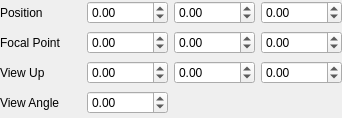
Qt form Qt/Components/Resources/UI/pqCameraWidget.ui (wildmichael/ParaView3-enhancements-old) before a commit.
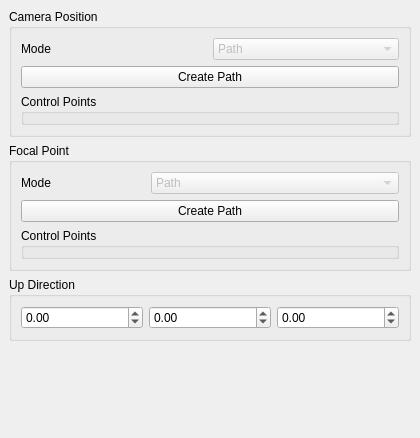
The same form after that commit. Custom widgets are drawn as their Qt base class.

Commit message:
ENH: First pass at reworking Camera animation.
Added support for path-based camera animations. Paths can be specified for both
the camera position as well as camera focal point. Also added a dialog to create
an orbit around a object.

When a camera track is added, by default it creates an orbit around the selected
objects.

ENH: Added a new "Spline Source" to create a spline.

Patch:
```diff
--- a/Qt/Components/Resources/UI/pqCameraWidget.ui
+++ b/Qt/Components/Resources/UI/pqCameraWidget.ui
@@ -5,8 +5,8 @@
    <rect>
     <x>0</x>
     <y>0</y>
-    <width>342</width>
-    <height>118</height>
+    <width>420</width>
+    <height>438</height>
    </rect>
   </property>
   <property name="windowTitle" >
@@ -16,10 +16,37 @@
    <property name="margin" >
     <number>0</number>
    </property>
-   <property name="spacing" >
-    <number>6</number>
+   <property name="topMargin" >
+    <number>0</number>
    </property>
-   <item row="0" column="1" >
+   <property name="rightMargin" >
+    <number>0</number>
+   </property>
+   <property name="bottomMargin" >
+    <number>0</number>
+   </property>
+   <item row="0" column="0" >
+    <widget class="QStackedWidget" name="stackedWidget" >
+     <property name="currentIndex" >
+      <number>1</number>
+     </property>
+     <widget class="QWidget" name="page0" >
+      <layout class="QGridLayout" >
+       <item row="0" column="0" >
+        <widget class="QPushButton" name="useCurrent" >
+         <property name="text" >
+          <string>Use Current</string>
+         </property>
+        </widget>
+       </item>
+       <item row="1" column="0" >
+        <widget class="QLabel" name="label_10" >
+         <property name="text" >
+          <string>Position</string>
+         </property>
+        </widget>
+       </item>
+       <item row="1" column="1" >
     <widget class="QDoubleSpinBox" name="position0" >
      <property name="maximum" >
       <double>10000.000000000000000</double>
@@ -27,56 +54,80 @@
      <property name="minimum" >
       <double>-10000.000000000000000</double>
      </property>
-    </widget>
-   </item>
-   <item row="2" column="1" >
-    <widget class="QDoubleSpinBox" name="viewUp0" >
-     <property name="maximum" >
-      <double>10000.000000000000000</double>
-     </property>
+         <property name="maximum" >
+          <double>10000.000000000000000</double>
+         </property>
+        </widget>
+       </item>
+       <item row="1" column="2" >
+        <widget class="QDoubleSpinBox" name="position1" >
      <property name="minimum" >
       <double>-10000.000000000000000</double>
      </property>
     </widget>
    </item>
    <item row="1" column="3" >
-    <widget class="QDoubleSpinBox" name="focalPoint2" >
-     <property name="maximum" >
-      <double>10000.000000000000000</double>
-     </property>
+        <widget class="QDoubleSpinBox" name="position2" >
      <property name="minimum" >
       <double>-10000.000000000000000</double>
      </property>
     </widget>
    </item>
    <item row="2" column="0" >
+        <widget class="QLabel" name="label_12" >
+         <property name="text" >
+          <string>Focal Point</string>
+         </property>
+        </widget>
+       </item>
+       <item row="2" column="1" >
+        <widget class="QDoubleSpinBox" name="focalPoint0" >
+         <property name="minimum" >
+          <double>-10000.000000000000000</double>
+         </property>
+         <property name="maximum" >
+          <double>10000.000000000000000</double>
+         </property>
+        </widget>
+       </item>
+       <item row="2" column="2" >
+        <widget class="QDoubleSpinBox" name="focalPoint1" >
+         <property name="minimum" >
+          <double>-10000.000000000000000</double>
+         </property>
+         <property name="maximum" >
+          <double>10000.000000000000000</double>
+         </property>
+        </widget>
+       </item>
+       <item row="2" column="3" >
+        <widget class="QDoubleSpinBox" name="focalPoint2" >
+         <property name="minimum" >
+          <double>-10000.000000000000000</double>
+         </property>
+         <property name="maximum" >
+          <double>10000.000000000000000</double>
+         </property>
+        </widget>
+       </item>
+       <item row="3" column="0" >
     <widget class="QLabel" name="label_13" >
      <property name="text" >
       <string>View Up</string>
      </property>
     </widget>
    </item>
-   <item row="0" column="3" >
-    <widget class="QDoubleSpinBox" name="position2" >
-     <property name="maximum" >
-      <double>10000.000000000000000</double>
-     </property>
+       <item row="3" column="1" >
+        <widget class="QDoubleSpinBox" name="viewUp0" >
      <property name="minimum" >
       <double>-10000.000000000000000</double>
      </property>
-    </widget>
-   </item>
-   <item row="1" column="2" >
-    <widget class="QDoubleSpinBox" name="focalPoint1" >
      <property name="maximum" >
       <double>10000.000000000000000</double>
      </property>
-     <property name="minimum" >
-      <double>-10000.000000000000000</double>
-     </property>
-    </widget>
-   </item>
-   <item row="2" column="2" >
+        </widget>
+       </item>
+       <item row="3" column="2" >
     <widget class="QDoubleSpinBox" name="viewUp1" >
      <property name="maximum" >
       <double>10000.000000000000000</double>
@@ -84,50 +135,29 @@
      <property name="minimum" >
       <double>-10000.000000000000000</double>
      </property>
-    </widget>
-   </item>
-   <item row="0" column="0" >
-    <widget class="QLabel" name="label_10" >
-     <property name="text" >
-      <string>Position</string>
-     </property>
-    </widget>
-   </item>
-   <item row="0" column="2" >
-    <widget class="QDoubleSpinBox" name="position1" >
      <property name="maximum" >
       <double>10000.000000000000000</double>
      </property>
+        </widget>
+       </item>
+       <item row="3" column="3" >
+        <widget class="QDoubleSpinBox" name="viewUp2" >
      <property name="minimum" >
       <double>-10000.000000000000000</double>
      </property>
-    </widget>
-   </item>
-   <item row="3" column="0" >
+         <property name="maximum" >
+          <double>10000.000000000000000</double>
+         </property>
+        </widget>
+       </item>
+       <item row="4" column="0" >
     <widget class="QLabel" name="label_11" >
      <property name="text" >
       <string>View Angle</string>
      </property>
     </widget>
    </item>
-   <item row="1" column="0" >
-    <widget class="QLabel" name="label_12" >
-     <property name="text" >
-      <string>Focal Point</string>
-     </property>
-    </widget>
-   </item>
-   <item row="1" column="1" >
-    <widget class="QDoubleSpinBox" name="focalPoint0" >
-     <property name="maximum" >
-      <double>10000.000000000000000</double>
-     </property>
-     <property name="minimum" >
-      <double>-10000.000000000000000</double>
-     </property>
-    </widget>
-   </item>
-   <item row="3" column="1" >
+       <item row="4" column="1" >
     <widget class="QDoubleSpinBox" name="viewAngle" >
      <property name="maximum" >
       <double>360.000000000000000</double>
@@ -135,32 +165,242 @@
      <property name="minimum" >
       <double>-360.000000000000000</double>
      </property>
-    </widget>
-   </item>
-   <item row="2" column="3" >
-    <widget class="QDoubleSpinBox" name="viewUp2" >
+         <property name="maximum" >
+          <double>360.000000000000000</double>
+         </property>
+        </widget>
+       </item>
+       <item row="5" column="1" >
+        <spacer>
+         <property name="orientation" >
+          <enum>Qt::Vertical</enum>
+         </property>
+         <property name="sizeHint" >
+          <size>
+           <width>20</width>
+           <height>40</height>
+          </size>
+         </property>
+        </spacer>
+       </item>
+      </layout>
+     </widget>
+     <widget class="QWidget" name="page1" >
+      <layout class="QVBoxLayout" >
+       <item>
+        <widget class="pqCollapsedGroup" name="groupBox_2" >
+         <property name="title" >
+          <string>Camera Position</string>
+         </property>
+         <layout class="QGridLayout" >
+          <item row="0" column="0" >
+           <widget class="QLabel" name="label_2" >
+            <property name="text" >
+             <string>Mode</string>
+            </property>
+           </widget>
+          </item>
+          <item row="0" column="1" >
+           <widget class="QComboBox" name="positionMode" >
+            <property name="enabled" >
+             <bool>false</bool>
+            </property>
+            <item>
+             <property name="text" >
+              <string>Path</string>
+             </property>
+            </item>
+            <item>
+             <property name="text" >
+              <string>Fixed Direction</string>
+             </property>
+            </item>
+            <item>
+             <property name="text" >
+              <string>Look Ahead</string>
+             </property>
+            </item>
+            <item>
+             <property name="text" >
+              <string>Orthogonal</string>
+             </property>
+            </item>
+           </widget>
+          </item>
+          <item row="1" column="0" colspan="2" >
+           <widget class="QPushButton" name="createPathPosition" >
+            <property name="text" >
+             <string>Create Path</string>
+            </property>
+           </widget>
+          </item>
+          <item row="2" column="0" colspan="2" >
+           <widget class="pqCollapsedGroup" name="groupBox_3" >
+            <property name="title" >
+             <string>Control Points</string>
+            </property>
+            <layout class="QGridLayout" >
+             <property name="leftMargin" >
+              <number>0</number>
+             </property>
+             <property name="topMargin" >
+              <number>0</number>
+             </property>
+             <property name="rightMargin" >
+              <number>0</number>
+             </property>
+             <property name="bottomMargin" >
+              <number>0</number>
+             </property>
+             <item row="0" column="0" >
+              <widget class="QWidget" native="1" name="positionSplineContainer" />
+             </item>
+            </layout>
+           </widget>
+          </item>
+         </layout>
+        </widget>
+       </item>
+       <item>
+        <widget class="pqCollapsedGroup" name="groupBox" >
+         <property name="title" >
+          <string>Focal Point</string>
+         </property>
+         <layout class="QGridLayout" >
+          <item row="0" column="0" >
+           <widget class="QLabel" name="label" >
+            <property name="text" >
+             <string>Mode</string>
+            </property>
+           </widget>
+          </item>
+          <item row="0" column="1" colspan="2" >
+           <widget class="QComboBox" name="focalPointMode" >
+            <property name="enabled" >
+             <bool>false</bool>
+            </property>
+            <item>
+             <property name="text" >
+              <string>Path</string>
+             </property>
+            </item>
+            <item>
+             <property name="text" >
+              <string>Fixed Direction</string>
+             </property>
+            </item>
+            <item>
+             <property name="text" >
+              <string>Look Ahead</string>
+             </property>
+            </item>
+            <item>
+             <property name="text" >
+              <string>Orthogonal</string>
+             </property>
+            </item>
+           </widget>
+          </item>
+          <item row="1" column="0" colspan="3" >
+           <widget class="QPushButton" name="createPathFocalPoint" >
+            <property name="text" >
+             <string>Create Path</string>
+            </property>
+           </widget>
+          </item>
+          <item row="2" column="0" colspan="3" >
+           <widget class="pqCollapsedGroup" name="groupBox_4" >
+            <property name="title" >
+             <string>Control Points</string>
+            </property>
+            <layout class="QGridLayout" >
+             <property name="leftMargin" >
+              <number>0</number>
+             </property>
+             <property name="topMargin" >
+              <number>0</number>
+             </property>
+             <property name="rightMargin" >
+              <number>0</number>
+             </property>
+             <property name="bottomMargin" >
+              <number>0</number>
+             </property>
+             <item row="0" column="0" >
+              <widget class="QWidget" native="1" name="focalSplineContainer" />
+             </item>
+            </layout>
+           </widget>
+          </item>
+         </layout>
+        </widget>
+       </item>
+       <item>
+        <widget class="pqCollapsedGroup" name="groupBox_5" >
+         <property name="title" >
+          <string>Up Direction</string>
+         </property>
+         <layout class="QGridLayout" >
+          <item row="0" column="0" >
+           <widget class="QDoubleSpinBox" name="viewUpX" >
+            <property name="minimum" >
+             <double>-1000.000000000000000</double>
+            </property>
      <property name="maximum" >
-      <double>10000.000000000000000</double>
-     </property>
+             <double>1000.000000000000000</double>
+            </property>
+           </widget>
+          </item>
+          <item row="0" column="1" >
+           <widget class="QDoubleSpinBox" name="viewUpY" >
      <property name="minimum" >
-      <double>-10000.000000000000000</double>
-     </property>
-    </widget>
-   </item>
-  </layout>
- </widget>
- <tabstops>
-  <tabstop>position0</tabstop>
-  <tabstop>position1</tabstop>
-  <tabstop>position2</tabstop>
-  <tabstop>focalPoint0</tabstop>
-  <tabstop>focalPoint1</tabstop>
-  <tabstop>focalPoint2</tabstop>
-  <tabstop>viewUp0</tabstop>
-  <tabstop>viewUp1</tabstop>
-  <tabstop>viewUp2</tabstop>
-  <tabstop>viewAngle</tabstop>
- </tabstops>
+             <double>-1000.000000000000000</double>
+            </property>
+            <property name="maximum" >
+             <double>1000.000000000000000</double>
+            </property>
+           </widget>
+          </item>
+          <item row="0" column="2" >
+           <widget class="QDoubleSpinBox" name="viewUpZ" >
+            <property name="minimum" >
+             <double>-1000.000000000000000</double>
+            </property>
+            <property name="maximum" >
+             <double>1000.000000000000000</double>
+            </property>
+           </widget>
+          </item>
+         </layout>
+        </widget>
+       </item>
+       <item>
+        <spacer>
+         <property name="orientation" >
+          <enum>Qt::Vertical</enum>
+         </property>
+         <property name="sizeHint" >
+          <size>
+           <width>402</width>
+           <height>71</height>
+          </size>
+         </property>
+        </spacer>
+       </item>
+      </layout>
+     </widget>
+    </widget>
+   </item>
+  </layout>
+ </widget>
+ <customwidgets>
+  <customwidget>
+   <class>pqCollapsedGroup</class>
+   <extends>QGroupBox</extends>
+   <header>pqCollapsedGroup.h</header>
+   <container>1</container>
+  </customwidget>
+ </customwidgets>
  <resources/>
  <connections/>
 </ui>
```
Left out of the diff: 17 changed lines with no effect on the pictures. Lines whose indentation alone changed are shown as unchanged. The commit also changes 53 other files.
